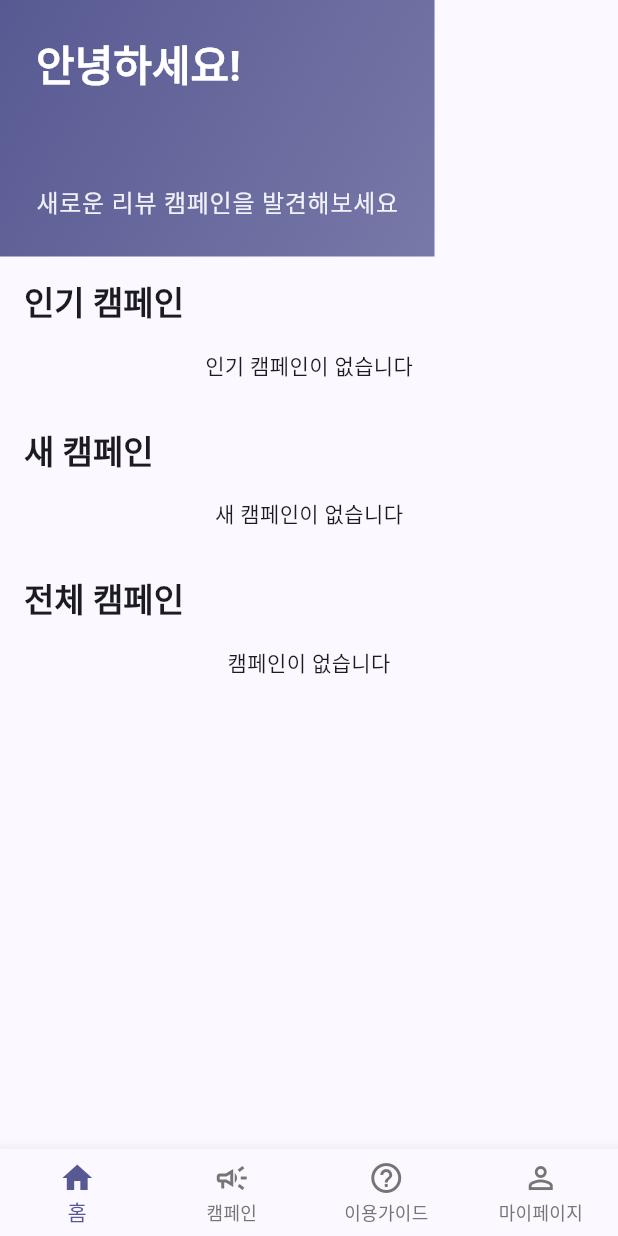
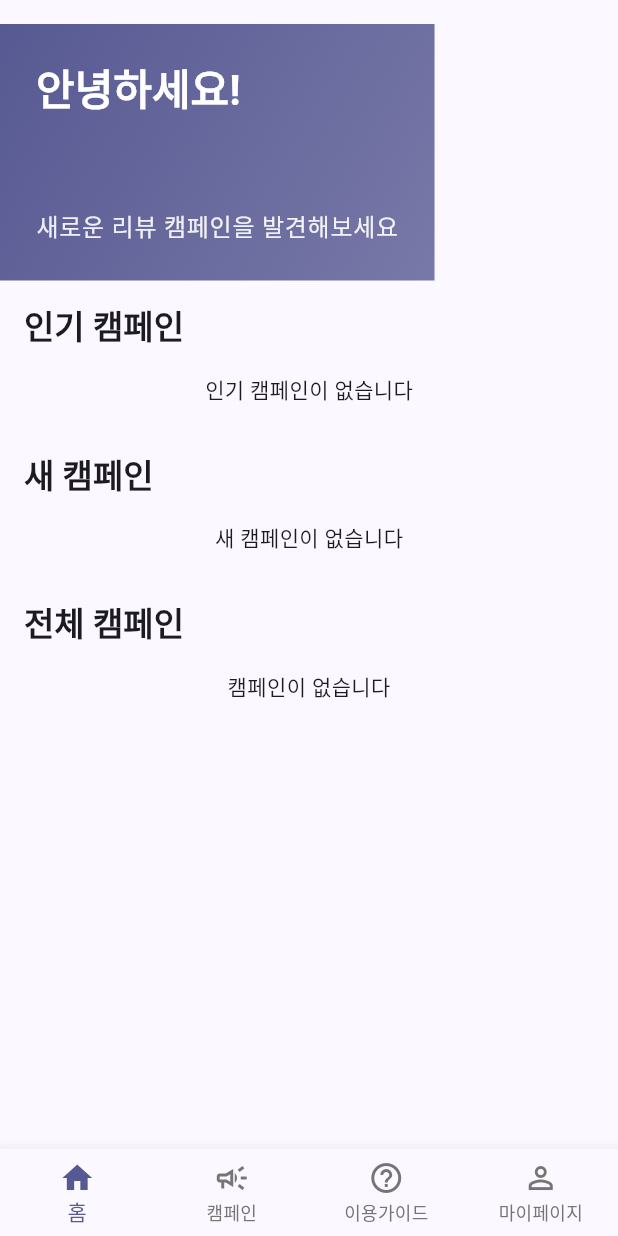
Before and after one commit to VictoriousKIM/smart_review_app, a Flutter app: the screen it shows once a user with an empty profile is signed in, on a phone screen of 412 x 824 dp. Run offline on Flutter 3.47's test engine with Material 3 defaults, Android fonts, the phone set to English and light mode, and no system bars; our stand-ins replace cached_network_image, flutter_riverpod, go_router, google_sign_in, riverpod_annotation, supabase_flutter; missing offline and left inert: kakao_flutter_sdk; accounts and stored records are empty; generated files the repository leaves out were written again.

Commit message:
Fix: Add minimum top padding to SafeArea for better header spacing

```diff
--- a/lib/screens/home/home_screen.dart
+++ b/lib/screens/home/home_screen.dart
@@ -88,8 +88,9 @@ class _HomeScreenState extends ConsumerState<HomeScreen> {
           children: [
             // 헤더
             SafeArea(
+              minimum: const EdgeInsets.only(top: 16),
               child: Container(
-                padding: const EdgeInsets.all(24),
+                padding: const EdgeInsets.fromLTRB(24, 24, 24, 24),
                 decoration: BoxDecoration(
                   gradient: LinearGradient(
                     begin: Alignment.topLeft,
```
